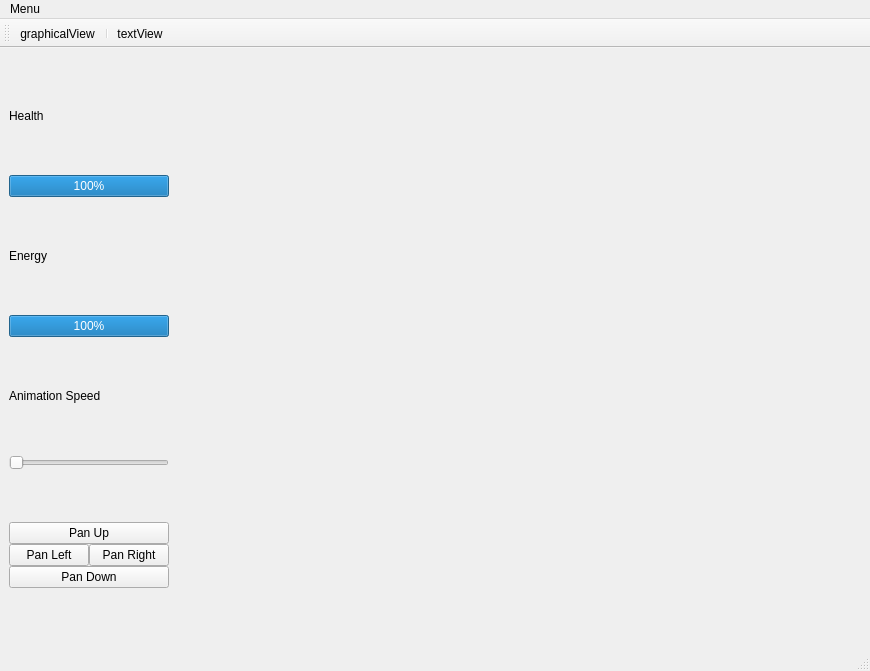
The window that mainwindow.ui (Stalpaard/MediaProcessingGame) describes before a commit, drawn with Qt 5.
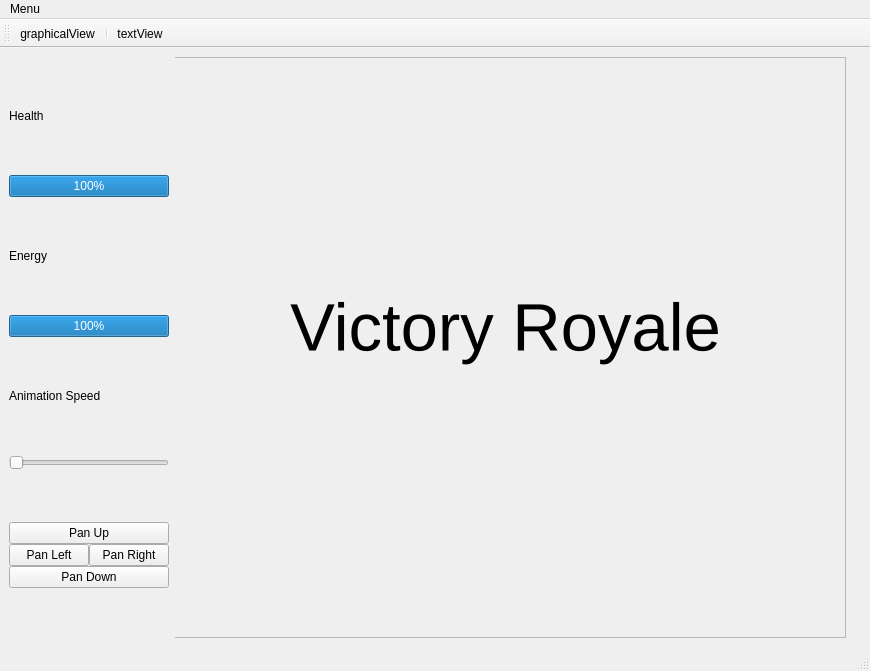
The same window after the commit. The open tabs and pages were chosen to show the change.

Commit message: Added victory screen / Added victory to ModelWorld

The edit to the form file:
```diff
--- a/mainwindow.ui
+++ b/mainwindow.ui
@@ -273,6 +273,43 @@
            <verstretch>0</verstretch>
           </sizepolicy>
          </property>
+         <widget class="QFrame" name="frame_2">
+          <property name="geometry">
+           <rect>
+            <x>-10</x>
+            <y>0</y>
+            <width>681</width>
+            <height>581</height>
+           </rect>
+          </property>
+          <property name="frameShape">
+           <enum>QFrame::StyledPanel</enum>
+          </property>
+          <property name="frameShadow">
+           <enum>QFrame::Raised</enum>
+          </property>
+          <widget class="QLabel" name="label_2">
+           <property name="geometry">
+            <rect>
+             <x>90</x>
+             <y>160</y>
+             <width>501</width>
+             <height>221</height>
+            </rect>
+           </property>
+           <property name="font">
+            <font>
+             <pointsize>50</pointsize>
+            </font>
+           </property>
+           <property name="text">
+            <string>Victory Royale</string>
+           </property>
+           <property name="alignment">
+            <set>Qt::AlignCenter</set>
+           </property>
+          </widget>
+         </widget>
         </widget>
         <widget class="QWidget" name="view2">
          <property name="sizePolicy">
```
Left out of the diff: 6 changed lines with no effect on the pictures. The commit also changes 4 other files.
